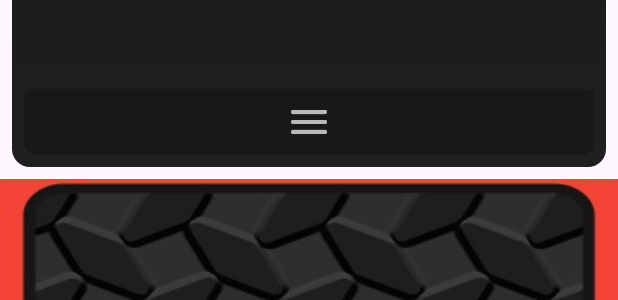
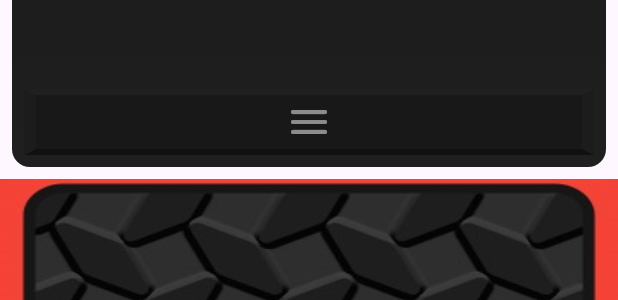
Before and after one commit to leoleoleo77/Loopa, a Flutter app: the ExpandedView widget shown alone on an empty page, opened directly with empty values, on a phone screen of 412 x 824 dp. Shown: the part 733-1033 px from the top of the screen. Run offline on Flutter 3.47's test engine with Material 3 defaults, Android fonts, the phone set to English and light mode, and no system bars; drawn by our look-alikes of dropdown_button2; our stand-ins replace flutter_svg, get_it, just_audio, permission_handler, shared_preferences; missing offline and left inert: record; accounts and stored records are empty.

Commit message:
make toolbar animation compatible in expanded mode

```diff
--- a/lib/components/loop_button.dart
+++ b/lib/components/loop_button.dart
@@ -85,11 +85,11 @@ class _LoopButtonState extends State<LoopButton> {
     setState(() {
       isBeingPressed = true;
     });
-    if (widget.largeState) widget.loopa.startLongPressListener(); // TODO: handle this better
+    widget.loopa.startLongPressListener(); // TODO: handle this better
   }
 
   void _handlePanEnd() {
-    if (widget.largeState) widget.loopa.cancelLongPressListener(); // ++
+    widget.loopa.cancelLongPressListener();
     widget.loopa.updateState();
     setState(() {
       isBeingPressed = false;
@@ -97,7 +97,7 @@ class _LoopButtonState extends State<LoopButton> {
   }
 
   void _handlePanCancel() {
-    if (widget.largeState) widget.loopa.cancelLongPressListener(); // ++
+    widget.loopa.cancelLongPressListener();
     setState(() {
       isBeingPressed = false;
     });
--- a/lib/components/tool_bar/tool_bar_animation.dart
+++ b/lib/components/tool_bar/tool_bar_animation.dart
@@ -7,10 +7,12 @@ import 'package:loopa/utils/loopa_utils/tool_bar_animation_controller.dart';
 
 class ToolBarAnimation extends StatefulWidget {
   final ToolBarAnimationController animationController;
+  final bool expandedState;
 
   const ToolBarAnimation({
     super.key,
-    required this.animationController
+    required this.animationController,
+    this.expandedState = false
   });
 
   @override
@@ -135,7 +137,23 @@ class _ToolBarAnimationState extends State<ToolBarAnimation>
     );
   }
 
+  // TODO: make expanded animation look good
   BoxDecoration _getProgressIndicatorBoxDecoration() {
+    if (widget.expandedState) {
+      return BoxDecoration(
+          gradient: LinearGradient(
+              begin: Alignment.topCenter,
+              end: Alignment.bottomCenter,
+              colors: [
+                Colors.grey.withOpacity(0.2 * _progressIndicatorOpacity),
+                Colors.grey.withOpacity(0.1 * _progressIndicatorOpacity),
+                Colors.grey.withOpacity(0.05 * _progressIndicatorOpacity),
+                Colors.grey.withOpacity(0.025 * _progressIndicatorOpacity),
+                Colors.grey.withOpacity(0.01 * _progressIndicatorOpacity),
+              ]),
+          // borderRadius: LoopaBorderRadius.left12
+      );
+    } else {
       return BoxDecoration(
           gradient: LinearGradient(
               begin: Alignment.centerLeft,
@@ -149,6 +167,7 @@ class _ToolBarAnimationState extends State<ToolBarAnimation>
           borderRadius: LoopaBorderRadius.left12
       );
     }
+  }
 
   int _getFadeDuration() {
     return LongPressListener.longPressDurationMilliseconds ~/ 2;
--- a/lib/views/expanded_view.dart
+++ b/lib/views/expanded_view.dart
@@ -5,6 +5,7 @@ import 'package:loopa/components/loop_selection/loop_selection_view.dart';
 import 'package:loopa/components/play_rec_lights.dart';
 import 'package:loopa/components/play_span_slider.dart';
 import 'package:loopa/components/save_loopa_button.dart';
+import 'package:loopa/components/tool_bar/tool_bar_animation.dart';
 import 'package:loopa/utils/general_utils/constants.dart';
 import 'package:loopa/utils/loopa_utils/loopa.dart';
 
@@ -58,7 +59,14 @@ class ExpandedView extends StatelessWidget {
   }
 
   Widget _getPlayRecLightsAndLoopaSelection() {
-    return Padding(
+    return Stack(
+      children: [
+        SizedBox(
+          height: 96,
+            child: ToolBarAnimation(
+                animationController: loopa.getToolBarAnimationController(),
+            expandedState: true,)),
+        Padding(
           padding: LoopaPadding.expandedToolBarPadding,
           child: Column(
             crossAxisAlignment: CrossAxisAlignment.end,
@@ -82,6 +90,8 @@ class ExpandedView extends StatelessWidget {
               SaveLoopaButton(loopa: loopa)
             ],
           ),
+        ),
+      ],
     );
   }
 
@@ -96,6 +106,12 @@ class ExpandedView extends StatelessWidget {
           width: double.infinity,
           child: Container(
             decoration: const BoxDecoration(
+              border: Border(
+                  top: BorderSide(color: Color.fromRGBO(32, 32, 32, 1), width: 4),
+                  left: BorderSide(color: Color.fromRGBO(28, 28, 28, 1), width: 8),
+                  right: BorderSide(color: Color.fromRGBO(28, 28, 28, 1), width: 8),
+                  bottom: BorderSide(color: Color.fromRGBO(16, 16, 16, 1), width: 4)
+              ),
               color: Color.fromRGBO(24, 24, 24, 1),
                 // boxShadow: [
                 //   BoxShadow(
@@ -114,15 +130,15 @@ class ExpandedView extends StatelessWidget {
                 //       Color.fromRGBO(21, 21, 21, 1),
                 //     ]
                 // ),
-                borderRadius: BorderRadius.vertical(
-                    top: Radius.circular(4),
-                    bottom: Radius.circular(8)
-                )
+                // borderRadius: BorderRadius.vertical(
+                //     top: Radius.circular(4),
+                //     bottom: Radius.circular(8)
+                // )
             ),
-            child: const Icon(
+            child: Icon(
               Icons.menu_rounded,
               size: 32,
-              color: LoopaColors.softGrey
+              color: LoopaColors.softGreyFaded
             ),
           ),
         ),
```
Lines whose indentation alone changed are shown as unchanged.
